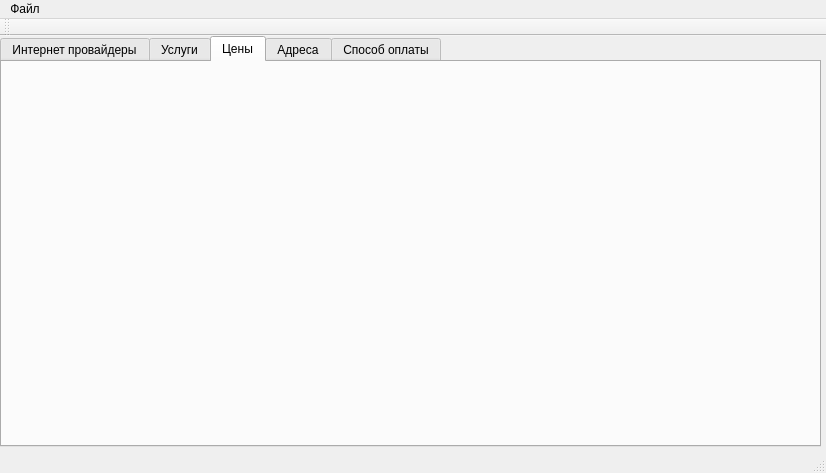
Before: the Qt Designer form mainwindow.ui in inthedark122/tips, drawn with Qt 5.
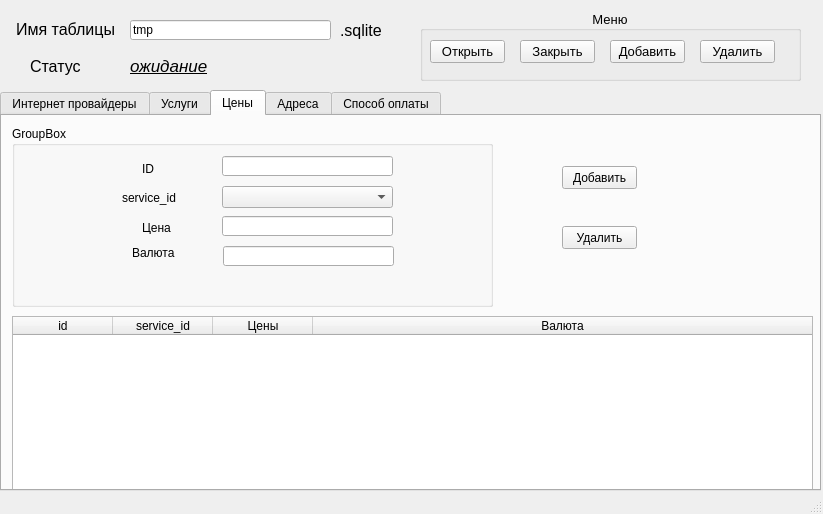
After: the same form once the commit is applied. The open tabs and pages were chosen to show the change.

```diff
--- a/mainwindow.ui
+++ b/mainwindow.ui
@@ -6,21 +6,30 @@
    <rect>
     <x>0</x>
     <y>0</y>
-    <width>826</width>
-    <height>473</height>
+    <width>823</width>
+    <height>514</height>
    </rect>
   </property>
+  <property name="sizePolicy">
+   <sizepolicy hsizetype="Fixed" vsizetype="Fixed">
+    <horstretch>0</horstretch>
+    <verstretch>0</verstretch>
+   </sizepolicy>
+  </property>
   <property name="windowTitle">
    <string> ІПС «Інтернет-провайдери»</string>
   </property>
+  <property name="layoutDirection">
+   <enum>Qt::LeftToRight</enum>
+  </property>
   <widget class="QWidget" name="centralWidget">
    <widget class="QTabWidget" name="tabWidget">
     <property name="geometry">
      <rect>
       <x>0</x>
-      <y>0</y>
+      <y>90</y>
       <width>821</width>
-      <height>411</height>
+      <height>401</height>
      </rect>
     </property>
     <property name="currentIndex">
@@ -372,6 +381,173 @@
      <attribute name="title">
       <string>Цены</string>
      </attribute>
+     <widget class="QTableWidget" name="priceTable">
+      <property name="geometry">
+       <rect>
+        <x>10</x>
+        <y>200</y>
+        <width>801</width>
+        <height>181</height>
+       </rect>
+      </property>
+      <attribute name="horizontalHeaderShowSortIndicator" stdset="0">
+       <bool>true</bool>
+      </attribute>
+      <attribute name="horizontalHeaderStretchLastSection">
+       <bool>true</bool>
+      </attribute>
+      <column>
+       <property name="text">
+        <string>id</string>
+       </property>
+      </column>
+      <column>
+       <property name="text">
+        <string>service_id</string>
+       </property>
+      </column>
+      <column>
+       <property name="text">
+        <string>Цены</string>
+       </property>
+      </column>
+      <column>
+       <property name="text">
+        <string>Валюта</string>
+       </property>
+      </column>
+     </widget>
+     <widget class="QPushButton" name="price_add">
+      <property name="geometry">
+       <rect>
+        <x>560</x>
+        <y>50</y>
+        <width>75</width>
+        <height>23</height>
+       </rect>
+      </property>
+      <property name="text">
+       <string>Добавить</string>
+      </property>
+     </widget>
+     <widget class="QPushButton" name="price_delete">
+      <property name="geometry">
+       <rect>
+        <x>560</x>
+        <y>110</y>
+        <width>75</width>
+        <height>23</height>
+       </rect>
+      </property>
+      <property name="text">
+       <string>Удалить</string>
+      </property>
+     </widget>
+     <widget class="QGroupBox" name="groupBox_3">
+      <property name="geometry">
+       <rect>
+        <x>10</x>
+        <y>10</y>
+        <width>481</width>
+        <height>181</height>
+       </rect>
+      </property>
+      <property name="title">
+       <string>GroupBox</string>
+      </property>
+      <widget class="QLineEdit" name="price_id">
+       <property name="geometry">
+        <rect>
+         <x>210</x>
+         <y>30</y>
+         <width>171</width>
+         <height>20</height>
+        </rect>
+       </property>
+      </widget>
+      <widget class="QLineEdit" name="price_price">
+       <property name="geometry">
+        <rect>
+         <x>210</x>
+         <y>90</y>
+         <width>171</width>
+         <height>20</height>
+        </rect>
+       </property>
+      </widget>
+      <widget class="QComboBox" name="price_service_id">
+       <property name="geometry">
+        <rect>
+         <x>210</x>
+         <y>60</y>
+         <width>171</width>
+         <height>22</height>
+        </rect>
+       </property>
+      </widget>
+      <widget class="QLineEdit" name="price_valuta">
+       <property name="geometry">
+        <rect>
+         <x>211</x>
+         <y>120</y>
+         <width>171</width>
+         <height>20</height>
+        </rect>
+       </property>
+      </widget>
+      <widget class="QLabel" name="label_6">
+       <property name="geometry">
+        <rect>
+         <x>130</x>
+         <y>36</y>
+         <width>46</width>
+         <height>13</height>
+        </rect>
+       </property>
+       <property name="text">
+        <string>ID</string>
+       </property>
+      </widget>
+      <widget class="QLabel" name="label_7">
+       <property name="geometry">
+        <rect>
+         <x>110</x>
+         <y>62</y>
+         <width>71</width>
+         <height>20</height>
+        </rect>
+       </property>
+       <property name="text">
+        <string>service_id</string>
+       </property>
+      </widget>
+      <widget class="QLabel" name="label_8">
+       <property name="geometry">
+        <rect>
+         <x>130</x>
+         <y>95</y>
+         <width>46</width>
+         <height>13</height>
+        </rect>
+       </property>
+       <property name="text">
+        <string>Цена</string>
+       </property>
+      </widget>
+      <widget class="QLabel" name="label_9">
+       <property name="geometry">
+        <rect>
+         <x>120</x>
+         <y>120</y>
+         <width>46</width>
+         <height>13</height>
+        </rect>
+       </property>
+       <property name="text">
+        <string>Валюта</string>
+       </property>
+      </widget>
+     </widget>
     </widget>
     <widget class="QWidget" name="tab_4">
      <attribute name="title">
@@ -384,32 +560,169 @@
      </attribute>
     </widget>
    </widget>
-  </widget>
-  <widget class="QMenuBar" name="menuBar">
-   <property name="geometry">
-    <rect>
-     <x>0</x>
-     <y>0</y>
-     <width>826</width>
-     <height>21</height>
-    </rect>
-   </property>
-   <widget class="QMenu" name="menuFile">
+   <widget class="QLabel" name="label_18">
+    <property name="geometry">
+     <rect>
+      <x>16</x>
+      <y>19</y>
+      <width>101</width>
+      <height>20</height>
+     </rect>
+    </property>
+    <property name="font">
+     <font>
+      <pointsize>12</pointsize>
+     </font>
+    </property>
+    <property name="text">
+     <string>Имя таблицы</string>
+    </property>
+   </widget>
+   <widget class="QLineEdit" name="db_name">
+    <property name="geometry">
+     <rect>
+      <x>130</x>
+      <y>20</y>
+      <width>201</width>
+      <height>20</height>
+     </rect>
+    </property>
+    <property name="text">
+     <string>tmp</string>
+    </property>
+   </widget>
+   <widget class="QLabel" name="label_19">
+    <property name="geometry">
+     <rect>
+      <x>340</x>
+      <y>20</y>
+      <width>71</width>
+      <height>21</height>
+     </rect>
+    </property>
+    <property name="font">
+     <font>
+      <pointsize>12</pointsize>
+     </font>
+    </property>
+    <property name="layoutDirection">
+     <enum>Qt::LeftToRight</enum>
+    </property>
+    <property name="text">
+     <string>.sqlite</string>
+    </property>
+   </widget>
+   <widget class="QGroupBox" name="groupBox_6">
+    <property name="geometry">
+     <rect>
+      <x>420</x>
+      <y>10</y>
+      <width>381</width>
+      <height>71</height>
+     </rect>
+    </property>
+    <property name="font">
+     <font>
+      <pointsize>10</pointsize>
+     </font>
+    </property>
     <property name="title">
-     <string>Файл</string>
+     <string>Меню</string>
     </property>
-    <addaction name="actionNew_DB"/>
-    <addaction name="actionDelete_DB"/>
+    <property name="alignment">
+     <set>Qt::AlignCenter</set>
+    </property>
+    <widget class="QPushButton" name="db_open">
+     <property name="geometry">
+      <rect>
+       <x>10</x>
+       <y>30</y>
+       <width>75</width>
+       <height>23</height>
+      </rect>
+     </property>
+     <property name="text">
+      <string>Открыть</string>
+     </property>
+    </widget>
+    <widget class="QPushButton" name="db_add">
+     <property name="geometry">
+      <rect>
+       <x>190</x>
+       <y>30</y>
+       <width>75</width>
+       <height>23</height>
+      </rect>
+     </property>
+     <property name="text">
+      <string>Добавить</string>
+     </property>
+    </widget>
+    <widget class="QPushButton" name="db_delete">
+     <property name="geometry">
+      <rect>
+       <x>280</x>
+       <y>30</y>
+       <width>75</width>
+       <height>23</height>
+      </rect>
+     </property>
+     <property name="text">
+      <string>Удалить</string>
+     </property>
+    </widget>
+    <widget class="QPushButton" name="db_close">
+     <property name="geometry">
+      <rect>
+       <x>100</x>
+       <y>30</y>
+       <width>75</width>
+       <height>23</height>
+      </rect>
+     </property>
+     <property name="text">
+      <string>Закрыть</string>
+     </property>
+    </widget>
    </widget>
-   <addaction name="menuFile"/>
-  </widget>
-  <widget class="QToolBar" name="mainToolBar">
-   <attribute name="toolBarArea">
-    <enum>TopToolBarArea</enum>
-   </attribute>
-   <attribute name="toolBarBreak">
-    <bool>false</bool>
-   </attribute>
+   <widget class="QLabel" name="label_20">
+    <property name="geometry">
+     <rect>
+      <x>30</x>
+      <y>56</y>
+      <width>81</width>
+      <height>20</height>
+     </rect>
+    </property>
+    <property name="font">
+     <font>
+      <pointsize>12</pointsize>
+     </font>
+    </property>
+    <property name="text">
+     <string>Статус</string>
+    </property>
+   </widget>
+   <widget class="QLabel" name="db_status">
+    <property name="geometry">
+     <rect>
+      <x>130</x>
+      <y>56</y>
+      <width>231</width>
+      <height>20</height>
+     </rect>
+    </property>
+    <property name="font">
+     <font>
+      <pointsize>13</pointsize>
+      <italic>true</italic>
+      <underline>true</underline>
+     </font>
+    </property>
+    <property name="text">
+     <string>ожидание</string>
+    </property>
+   </widget>
   </widget>
   <widget class="QStatusBar" name="statusBar"/>
   <action name="actionNew_DB">
```
Left out of the diff: 353 changed lines with no effect on the pictures.
